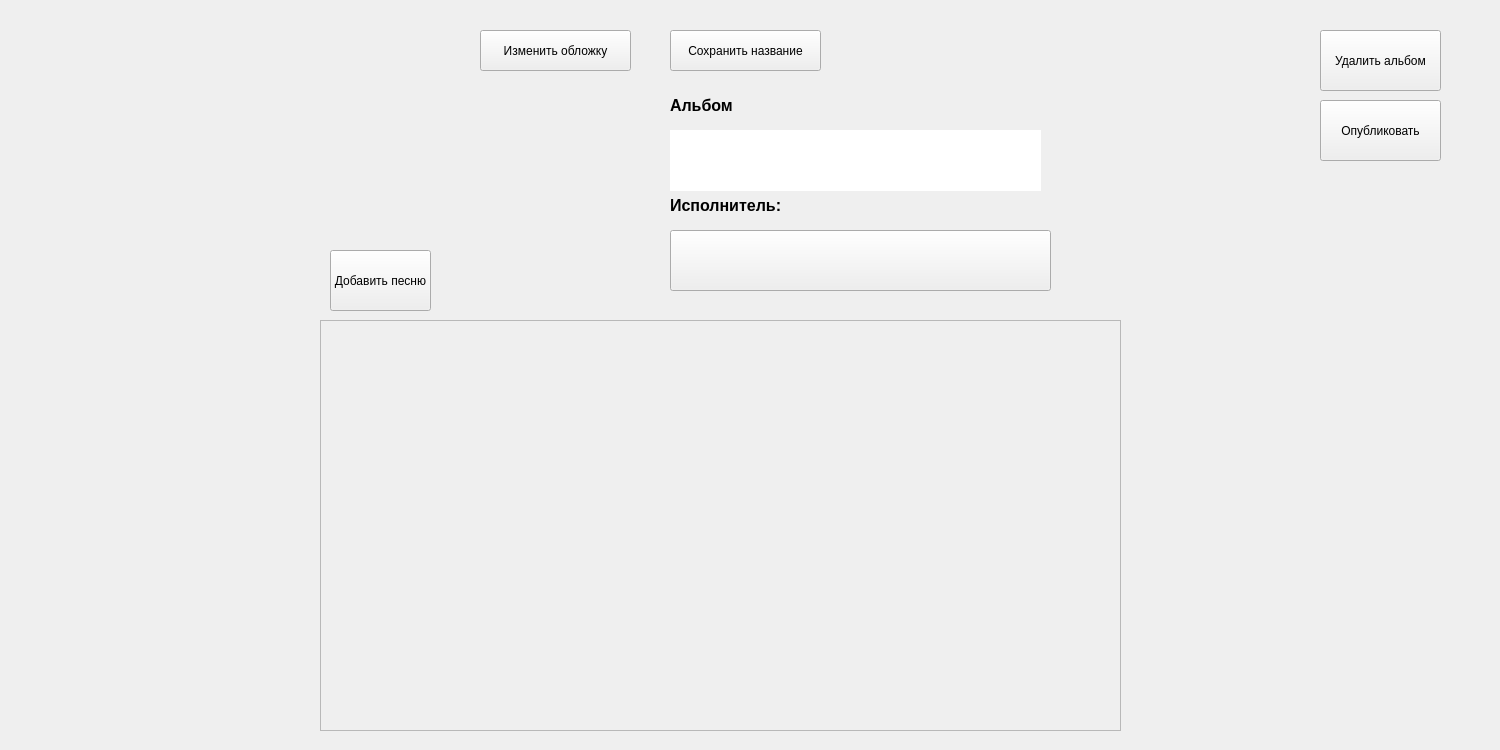
Above: fragments/albumfragment.ui from BethsFaith/musicService before the change. Below: the same form after it.
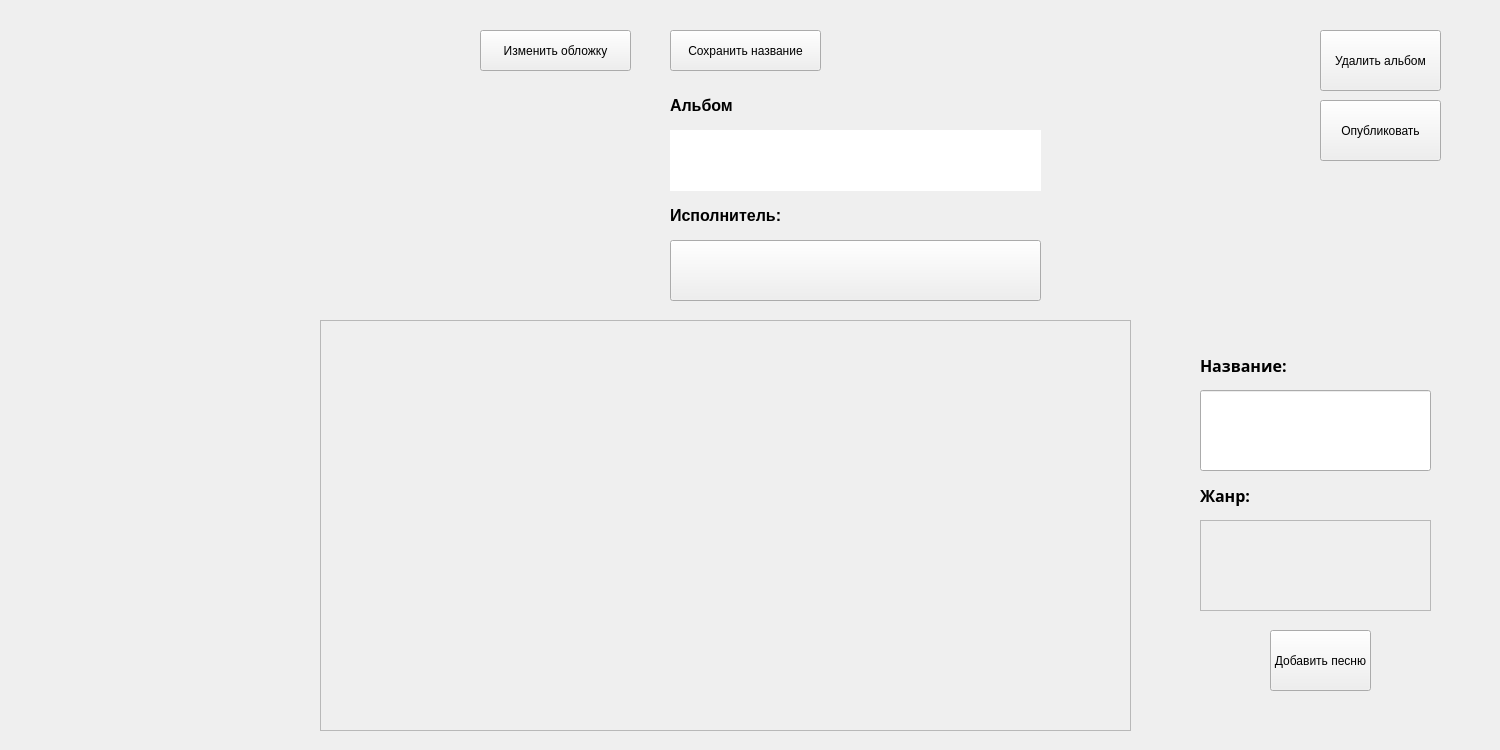
That is the form after the change.

Diff of the .ui file:
```diff
--- a/fragments/albumfragment.ui
+++ b/fragments/albumfragment.ui
@@ -65,10 +65,22 @@
     <rect>
      <x>320</x>
      <y>320</y>
-     <width>801</width>
+                    <width>811</width>
      <height>411</height>
     </rect>
    </property>
+            <property name="minimumSize">
+                <size>
+                    <width>811</width>
+                    <height>411</height>
+                </size>
+            </property>
+            <property name="maximumSize">
+                <size>
+                    <width>811</width>
+                    <height>411</height>
+                </size>
+            </property>
    <property name="widgetResizable">
     <bool>true</bool>
    </property>
@@ -77,7 +89,7 @@
      <rect>
       <x>0</x>
       <y>0</y>
-      <width>799</width>
+                        <width>809</width>
       <height>409</height>
      </rect>
     </property>
@@ -100,8 +112,8 @@
    <property name="geometry">
     <rect>
      <x>670</x>
-     <y>230</y>
-     <width>381</width>
+                    <y>240</y>
+                    <width>371</width>
      <height>61</height>
     </rect>
    </property>
@@ -156,7 +168,7 @@
    <property name="geometry">
     <rect>
      <x>670</x>
-     <y>190</y>
+                    <y>200</y>
      <width>371</width>
      <height>31</height>
     </rect>
@@ -197,8 +209,8 @@
   <widget class="QPushButton" name="pb_addSong">
    <property name="geometry">
     <rect>
-     <x>330</x>
-     <y>250</y>
+                    <x>1270</x>
+                    <y>630</y>
      <width>101</width>
      <height>61</height>
     </rect>
@@ -207,6 +219,105 @@
     <string>Добавить песню</string>
    </property>
   </widget>
+        <widget class="QLineEdit" name="LE_nameSong">
+            <property name="geometry">
+                <rect>
+                    <x>1200</x>
+                    <y>390</y>
+                    <width>231</width>
+                    <height>81</height>
+                </rect>
+            </property>
+            <property name="font">
+                <font>
+                    <family>Segoe UI Black</family>
+                    <pointsize>12</pointsize>
+                    <weight>75</weight>
+                    <bold>true</bold>
+                </font>
+            </property>
+            <property name="styleSheet">
+                <string notr="true"/>
+            </property>
+        </widget>
+        <widget class="QScrollArea" name="SA_genre">
+            <property name="geometry">
+                <rect>
+                    <x>1200</x>
+                    <y>520</y>
+                    <width>231</width>
+                    <height>91</height>
+                </rect>
+            </property>
+            <property name="widgetResizable">
+                <bool>true</bool>
+            </property>
+            <widget class="QWidget" name="scrollAreaWidgetContents_2">
+                <property name="geometry">
+                    <rect>
+                        <x>0</x>
+                        <y>0</y>
+                        <width>229</width>
+                        <height>89</height>
+                    </rect>
+                </property>
+            </widget>
+        </widget>
+        <widget class="QLabel" name="l_nameSong">
+            <property name="geometry">
+                <rect>
+                    <x>1200</x>
+                    <y>350</y>
+                    <width>221</width>
+                    <height>31</height>
+                </rect>
+            </property>
+            <property name="font">
+                <font>
+                    <family>Segoe UI Black</family>
+                    <pointsize>12</pointsize>
+                    <weight>75</weight>
+                    <bold>true</bold>
+                </font>
+            </property>
+            <property name="text">
+                <string>Название:</string>
+            </property>
+        </widget>
+        <widget class="QLabel" name="l_genre">
+            <property name="geometry">
+                <rect>
+                    <x>1200</x>
+                    <y>480</y>
+                    <width>221</width>
+                    <height>31</height>
+                </rect>
+            </property>
+            <property name="font">
+                <font>
+                    <family>Segoe UI Black</family>
+                    <pointsize>12</pointsize>
+                    <weight>75</weight>
+                    <bold>true</bold>
+                </font>
+            </property>
+            <property name="text">
+                <string>Жанр:</string>
+            </property>
+        </widget>
+        <widget class="QLabel" name="l_error">
+            <property name="geometry">
+                <rect>
+                    <x>1200</x>
+                    <y>700</y>
+                    <width>251</width>
+                    <height>31</height>
+                </rect>
+            </property>
+            <property name="text">
+                <string/>
+            </property>
+        </widget>
  </widget>
  <resources/>
  <connections/>
```
Lines whose indentation alone changed are shown as unchanged.
